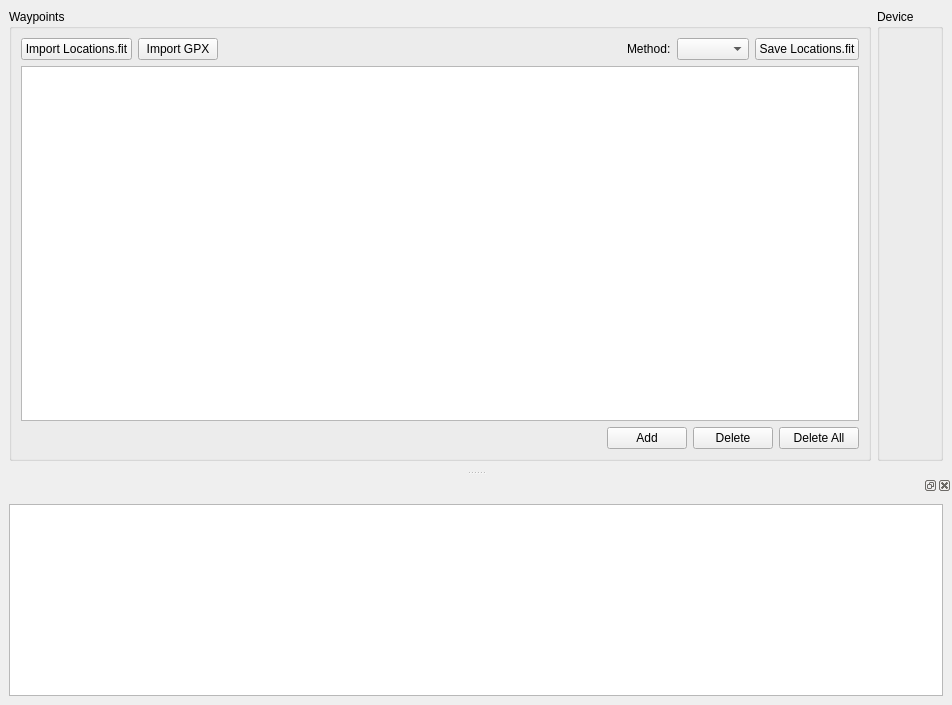
Before: the Qt Designer form src/main/python/location_tool/main_window.ui in rootrootde/LocationsFITTool, drawn with Qt 5.
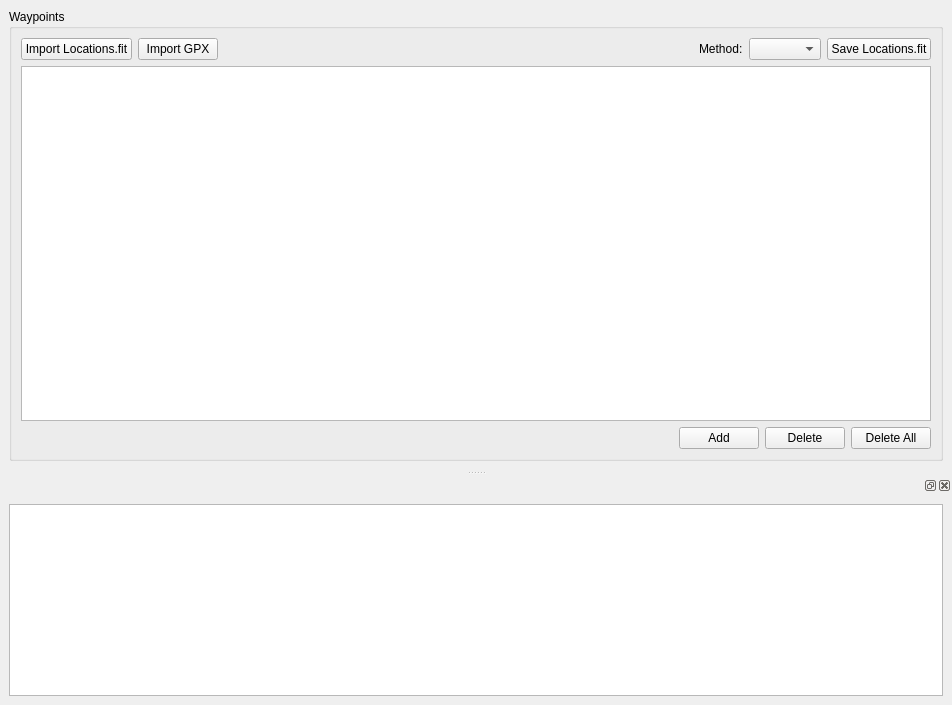
After: the same form once the commit is applied.

Commit message: remove mtp drafts, cleanup UI

Diff of the .ui file:
```diff
--- a/src/main/python/location_tool/main_window.ui
+++ b/src/main/python/location_tool/main_window.ui
@@ -125,13 +125,6 @@
         </layout>
        </widget>
       </item>
-      <item>
-       <widget class="QGroupBox" name="groupBox">
-        <property name="title">
-         <string>Device</string>
-        </property>
-       </widget>
-      </item>
      </layout>
     </item>
    </layout>
```
The commit also changes 3 other files.
